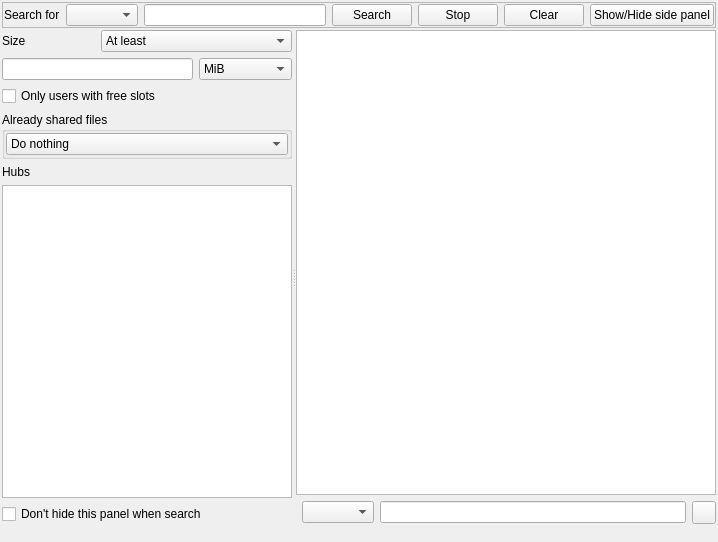
The window that eiskaltdcpp-qt/ui/UISearchFrame.ui (eiskaltdcpp/eiskaltdcpp) describes before a commit, drawn with Qt 5.
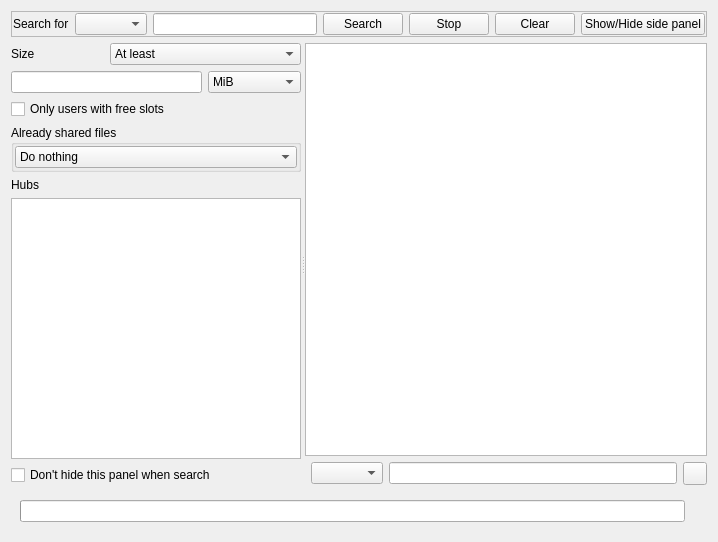
The same window after the commit. Custom widgets are drawn as their Qt base class.

Commit message: Qt UI: add progressbar into search widget (step 1)

What changed in the file:
```diff
--- a/eiskaltdcpp-qt/ui/UISearchFrame.ui
+++ b/eiskaltdcpp-qt/ui/UISearchFrame.ui
@@ -13,17 +13,8 @@
   <property name="windowTitle">
    <string>Form</string>
   </property>
-  <layout class="QGridLayout" name="gridLayout_6">
-   <property name="horizontalSpacing">
-    <number>1</number>
-   </property>
-   <property name="verticalSpacing">
-    <number>2</number>
-   </property>
-   <property name="margin">
-    <number>2</number>
-   </property>
-   <item row="0" column="0">
+  <layout class="QVBoxLayout" name="verticalLayout">
+   <item>
     <widget class="QFrame" name="frame">
      <property name="minimumSize">
       <size>
@@ -95,7 +86,7 @@
      </layout>
     </widget>
    </item>
-   <item row="1" column="0">
+   <item>
     <widget class="QSplitter" name="splitter">
      <property name="sizePolicy">
       <sizepolicy hsizetype="Expanding" vsizetype="Expanding">
@@ -356,7 +347,20 @@
      </widget>
     </widget>
    </item>
-   <item row="2" column="0">
+   <item>
+    <widget class="QFrame" name="frame_PROGRESS">
+     <layout class="QHBoxLayout" name="searchProgressLayout">
+      <item>
+       <widget class="QProgressBar" name="progressBar">
+        <property name="value">
+         <number>0</number>
+        </property>
+        <property name="format">
+         <string/>
+        </property>
+       </widget>
+      </item>
+      <item>
     <widget class="QLabel" name="status">
      <property name="text">
       <string/>
@@ -364,6 +368,9 @@
      <property name="alignment">
       <set>Qt::AlignRight|Qt::AlignTrailing|Qt::AlignVCenter</set>
      </property>
+       </widget>
+      </item>
+     </layout>
     </widget>
    </item>
   </layout>
```
Lines whose indentation alone changed are shown as unchanged. The commit also changes 1 other file.
